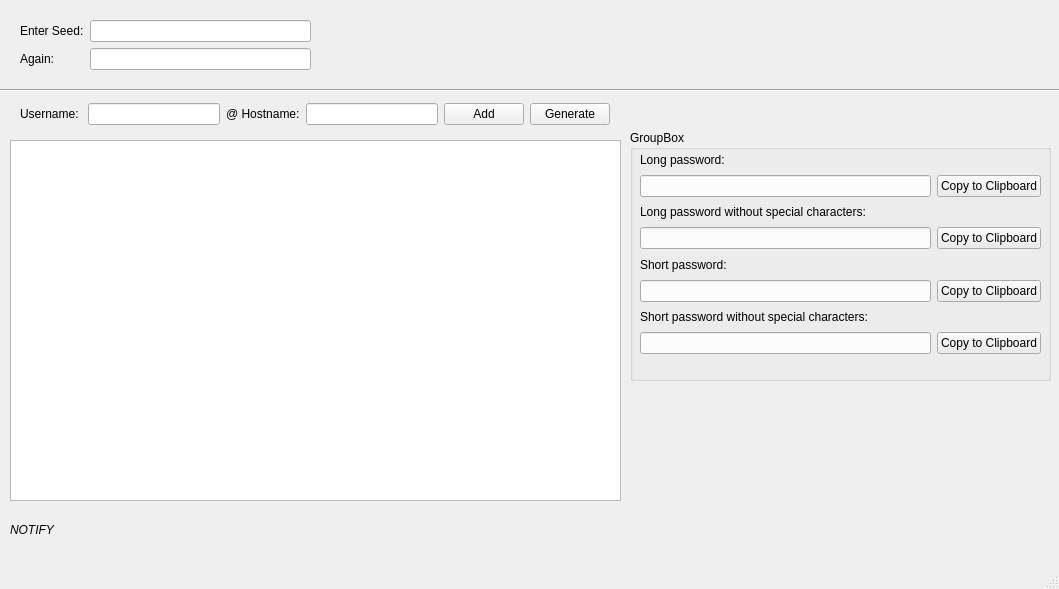
Before: the Qt Designer form inc/guiMain.ui in I3ck/determ-pwgen, drawn with Qt 5.
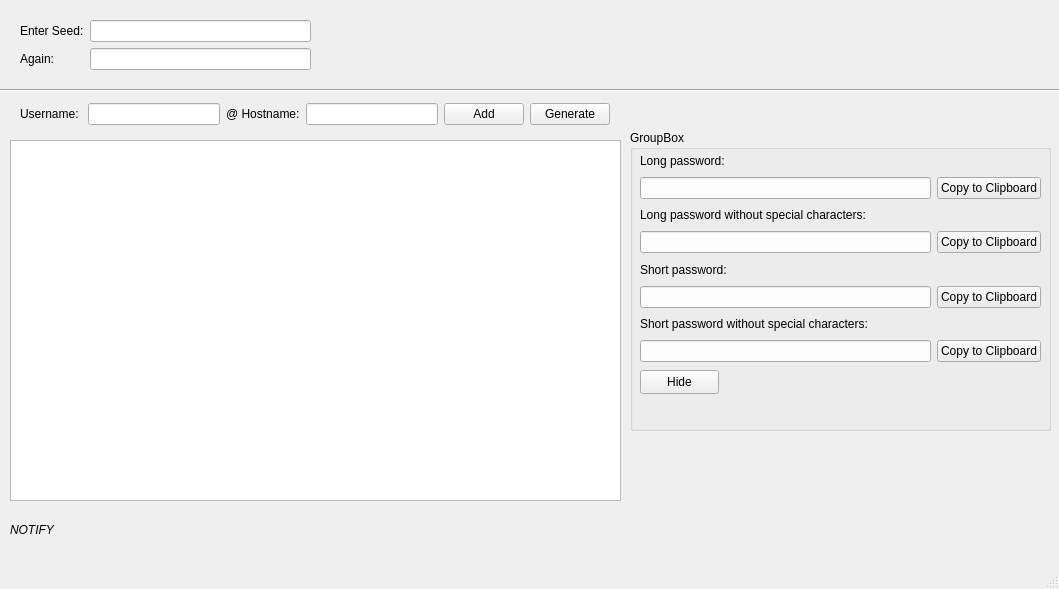
After: the same form once the commit is applied.

Commit message: added a hide button

```diff
--- a/inc/guiMain.ui
+++ b/inc/guiMain.ui
@@ -167,20 +167,33 @@
       <x>630</x>
       <y>130</y>
       <width>421</width>
-      <height>251</height>
+      <height>301</height>
      </rect>
     </property>
     <property name="title">
      <string>GroupBox</string>
     </property>
+    <widget class="QPushButton" name="pushButtonHide">
+     <property name="geometry">
+      <rect>
+       <x>10</x>
+       <y>240</y>
+       <width>79</width>
+       <height>24</height>
+      </rect>
+     </property>
+     <property name="text">
+      <string>Hide</string>
+     </property>
+    </widget>
    </widget>
-   <widget class="QWidget" name="">
+   <widget class="QWidget" name="layoutWidget">
     <property name="geometry">
      <rect>
       <x>640</x>
       <y>150</y>
       <width>401</width>
-      <height>204</height>
+      <height>212</height>
      </rect>
     </property>
     <layout class="QVBoxLayout" name="verticalLayout_5">
@@ -314,6 +327,17 @@
      </item>
     </layout>
    </widget>
+   <widget class="QWidget" name="">
+    <property name="geometry">
+     <rect>
+      <x>0</x>
+      <y>0</y>
+      <width>2</width>
+      <height>2</height>
+     </rect>
+    </property>
+    <layout class="QVBoxLayout" name="verticalLayout_6"/>
+   </widget>
    <zorder>groupBoxPasswords</zorder>
    <zorder>layoutWidget</zorder>
    <zorder>layoutWidget</zorder>
```
Left out of the diff: 5 changed lines with no effect on the pictures. The commit also changes 2 other files.
